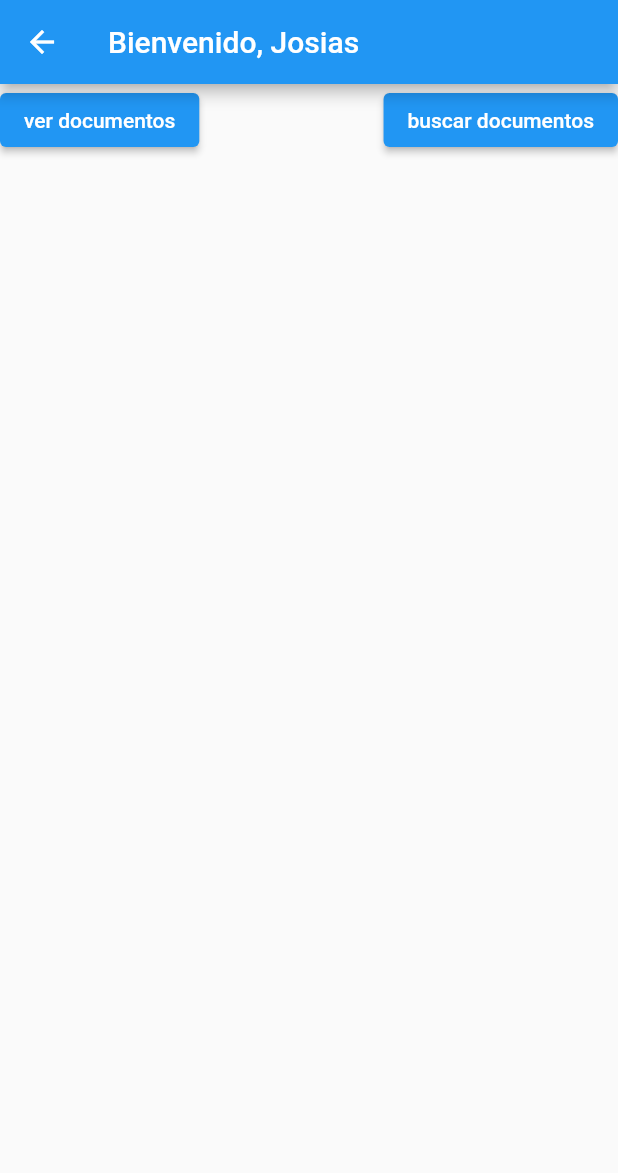
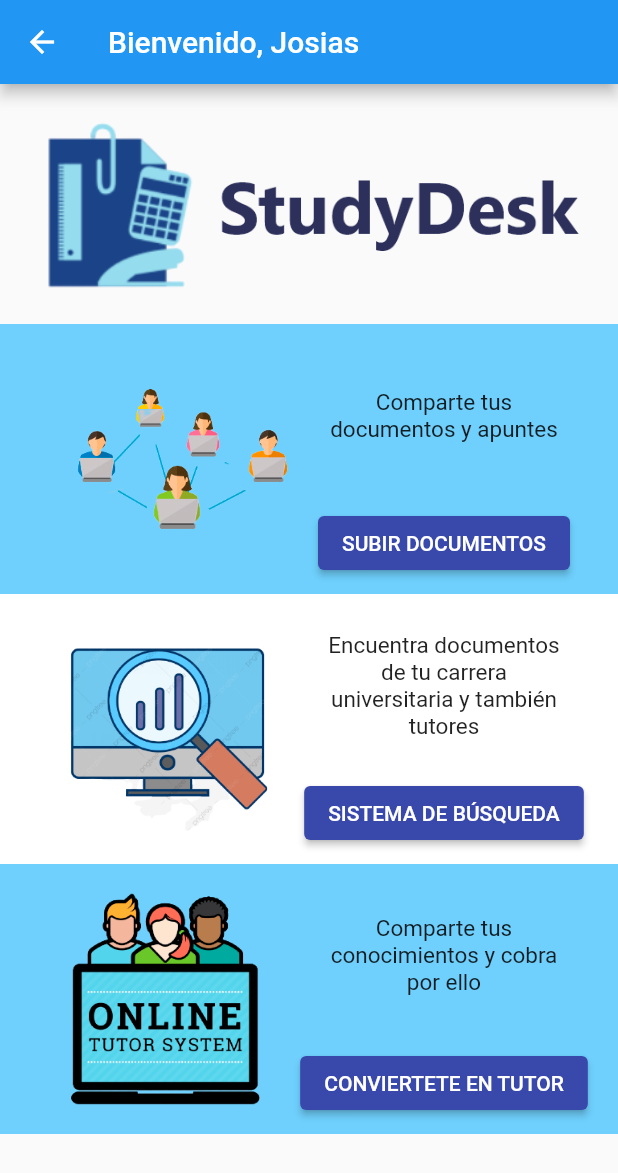
Before and after one commit to CarlosIzarra09/app_studydesk, a Flutter app: the HomePage screen opened by its route, on a phone screen of 412 x 824 dp. Shown: the top 1173 px of the screen. Run offline on Flutter 3.47's test engine with Material 2 defaults, Android fonts, the light colour scheme and no system bars.

Commit message:
chore: finish home page design

```diff
--- a/lib/src/app.dart
+++ b/lib/src/app.dart
@@ -10,7 +10,7 @@ class MyApp extends StatelessWidget {
   @override
   Widget build(BuildContext context) {
     return MaterialApp(
-      title: 'StudydeskApp',
+      title: 'Studydesk App',
       theme: ThemeData(
         primarySwatch: Colors.blue,
       ),
--- a/lib/src/pages/home_page.dart
+++ b/lib/src/pages/home_page.dart
@@ -12,31 +12,130 @@ class HomePage extends StatelessWidget {
       ),
       body: ListView(
         children: <Widget>[
-          _routeButtons(context),
+          //_routeButtons(context),
+          Container(
+            height: 160,
+            child: Row(
+              mainAxisAlignment: MainAxisAlignment.center,
+              children: const <Widget>[
+                Image(image: AssetImage("assets/images/avatar.png"),
+                  height: 120,
+                ),
+                SizedBox(width: 15,),
+                Image(image: AssetImage("assets/texts/studydesk_title_logo.png"),
+                width: 240,
+                )
+              ],
+            ),
+          ),
+
+
+          _optionContainer(context,
+              "assets/images/contacts_net.png",
+              "SUBIR DOCUMENTOS",
+              "Comparte tus documentos y apuntes",
+              const Color.fromRGBO(111, 208, 253, 1),
+              //manda tu ruta por aqui
+              "/home"),
+          _optionContainer(context,
+              "assets/images/findsearch.png",
+              "SISTEMA DE BÚSQUEDA",
+              "Encuentra documentos de tu carrera universitaria y también tutores",
+              Colors.white,
+              "/home"),
+          _optionContainer(context,
+              "assets/images/students_pc.png",
+              "CONVIERTETE EN TUTOR",
+              "Comparte tus conocimientos y cobra por ello",
+              const Color.fromRGBO(111, 208, 253, 1),
+              "/home"),
         ],
       ),
     );
   }
 
-  Widget _routeButtons(BuildContext context) {
+  Widget _optionContainer(BuildContext context,
+      String imgPath, String txtbutton, String description,
+      Color myColor, String route) {
+    return Container(
+      //width: double.infinity,
+      color: myColor,
+      height: 180,
+      child: Row(
+        mainAxisAlignment: MainAxisAlignment.center,
+        children: <Widget>[
+          Column(
+            mainAxisAlignment: MainAxisAlignment.center,
+            children: <Widget>[
+              Container(
+                height: 180,
+                width: 180,
+                padding: const EdgeInsets.symmetric(horizontal: 15),
+                child: Image(
+                  image: AssetImage(imgPath),
+
+                ),
+              )
+            ],
+          ),
+
+          Column(
+            mainAxisAlignment: MainAxisAlignment.center,
+
+            children: <Widget>[
+              const Expanded(child: SizedBox()),
+
+              LimitedBox(
+                maxWidth: 160,
+                  child: Text(description,
+                    textAlign: TextAlign.center,
+                    style: const TextStyle(fontSize: 15),
+                  )
+              ),
+
+              const Expanded(child: SizedBox()),
+              Container(
+                  margin: const EdgeInsets.only(bottom: 10),
+                  child: ElevatedButton(
+                      style: ButtonStyle(
+                        backgroundColor: MaterialStateProperty.all<Color>(
+                            const Color.fromRGBO(56, 72, 171, 1)),
+                      ),
+                      onPressed: () {
+
+                        //TODO: De esta manera me muevo a una ruta con nombre
+                        Navigator.of(context).pushNamed(route);
+
+                      },
+                      child: Text(txtbutton,
+                      )
+                  )
+              )
+            ],
+          )
+        ],
+      ),
+    );
+  }
+
+ /* Widget _routeButtons(BuildContext context) {
     return Row(
       children: <Widget>[
         ElevatedButton(
           child: const Text('ver documentos'),
-          onPressed: (){
-            //TODO: De esta manera me muevo a una ruta con nombre
+          onPressed: () {
+            // De esta manera me muevo a una ruta con nombre
             //Navigator.of(context).pushNamed('/home');
-          }, ),
-
+          },
+        ),
         const Expanded(child: SizedBox()),
-
         ElevatedButton(
           child: const Text('buscar documentos'),
-          onPressed: (){
+          onPressed: () {
             //Navigator.of(context).pushNamed('/home');
-
-          }, ),
+          },
+        ),
       ],
     );
-  }
+  }*/
 }
```
